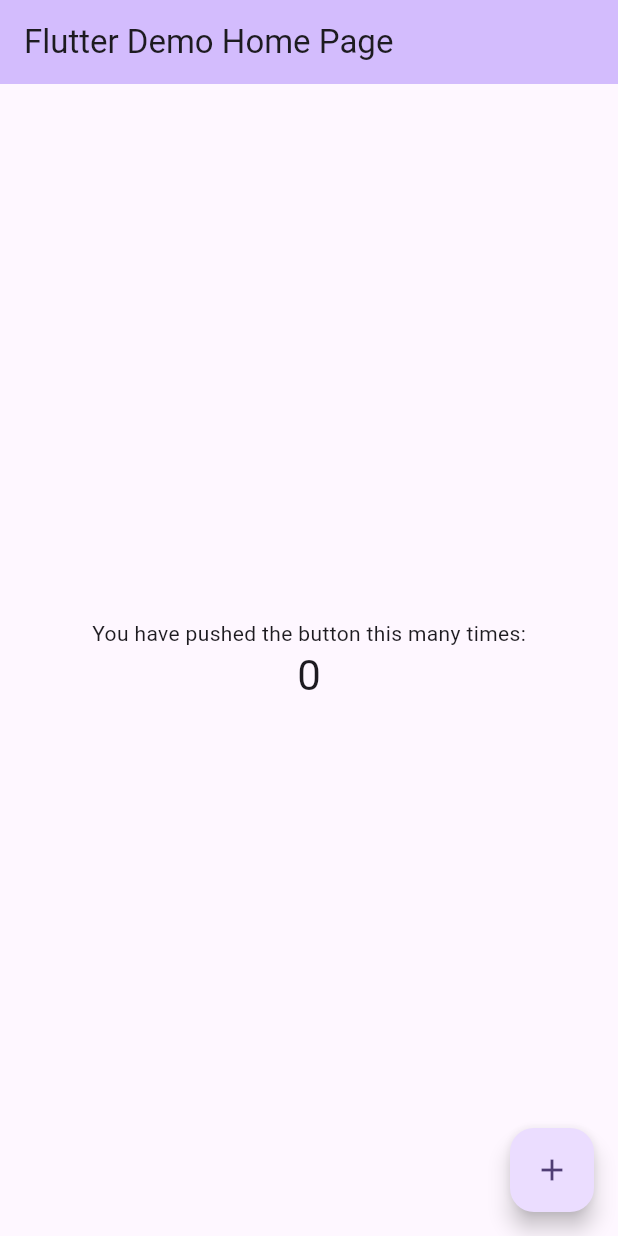
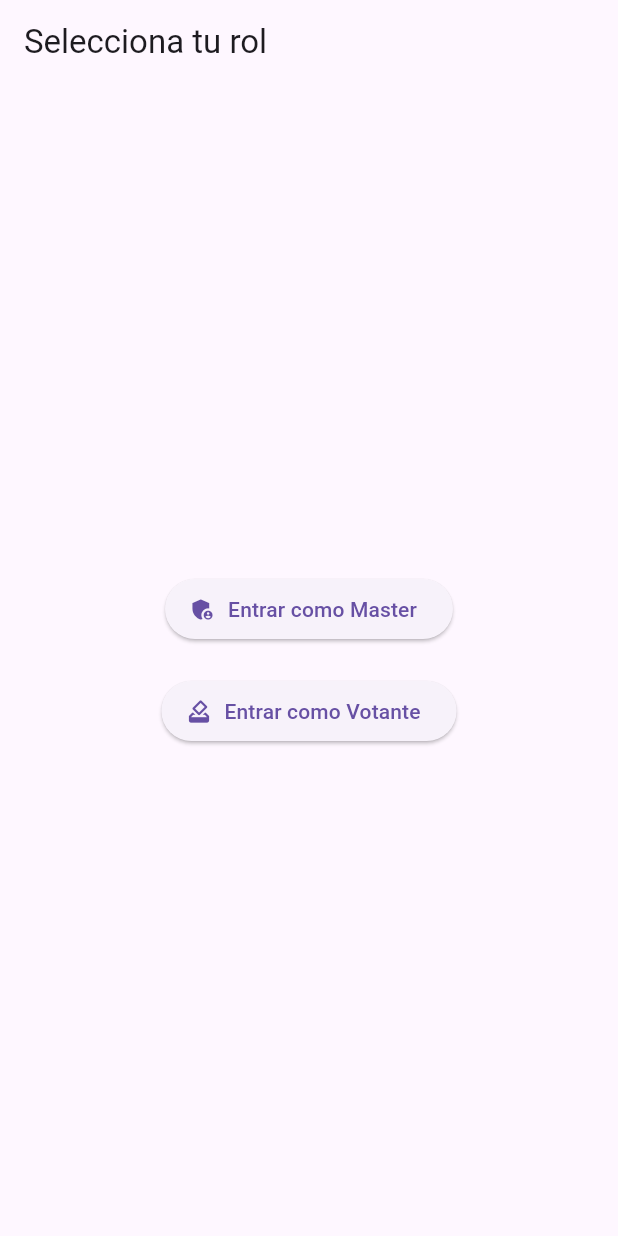
Before and after one commit to ciriandev/VotacionLocalApp, a Flutter app: the screen it shows after launch, on a phone screen of 412 x 824 dp. Run offline on Flutter 3.47's test engine with Material 3 defaults, Android fonts, the phone set to English and light mode, and no system bars.

Commit message:
Añadir pantallas de Master y Votante, y modelo VotingOption

```diff
--- a/lib/main.dart
+++ b/lib/main.dart
@@ -1,122 +1,29 @@
 import 'package:flutter/material.dart';
+import 'screens/role_selection_screen.dart';
+import 'screens/master_screen.dart';
+import 'screens/voter_screen.dart';
 
 void main() {
-  runApp(const MyApp());
+  runApp(const VotacionApp());
 }
 
-class MyApp extends StatelessWidget {
-  const MyApp({super.key});
+class VotacionApp extends StatelessWidget {
+  const VotacionApp({super.key});
 
-  // This widget is the root of your application.
   @override
   Widget build(BuildContext context) {
     return MaterialApp(
-      title: 'Flutter Demo',
+      title: 'Votación Local',
       theme: ThemeData(
-        // This is the theme of your application.
-        //
-        // TRY THIS: Try running your application with "flutter run". You'll see
-        // the application has a purple toolbar. Then, without quitting the app,
-        // try changing the seedColor in the colorScheme below to Colors.green
-        // and then invoke "hot reload" (save your changes or press the "hot
-        // reload" button in a Flutter-supported IDE, or press "r" if you used
-        // the command line to start the app).
-        //
-        // Notice that the counter didn't reset back to zero; the application
-        // state is not lost during the reload. To reset the state, use hot
-        // restart instead.
-        //
-        // This works for code too, not just values: Most code changes can be
-        // tested with just a hot reload.
-        colorScheme: ColorScheme.fromSeed(seedColor: Colors.deepPurple),
+        primarySwatch: Colors.indigo,
+        useMaterial3: true,
       ),
-      home: const MyHomePage(title: 'Flutter Demo Home Page'),
+      initialRoute: '/',
+      routes: {
+        '/': (context) => const RoleSelectionScreen(),
+        '/master': (context) => const MasterScreen(),
+        '/voter': (context) => const VoterScreen(),
+      },
     );
   }
 }
-
-class MyHomePage extends StatefulWidget {
-  const MyHomePage({super.key, required this.title});
-
-  // This widget is the home page of your application. It is stateful, meaning
-  // that it has a State object (defined below) that contains fields that affect
-  // how it looks.
-
-  // This class is the configuration for the state. It holds the values (in this
-  // case the title) provided by the parent (in this case the App widget) and
-  // used by the build method of the State. Fields in a Widget subclass are
-  // always marked "final".
-
-  final String title;
-
-  @override
-  State<MyHomePage> createState() => _MyHomePageState();
-}
-
-class _MyHomePageState extends State<MyHomePage> {
-  int _counter = 0;
-
-  void _incrementCounter() {
-    setState(() {
-      // This call to setState tells the Flutter framework that something has
-      // changed in this State, which causes it to rerun the build method below
-      // so that the display can reflect the updated values. If we changed
-      // _counter without calling setState(), then the build method would not be
-      // called again, and so nothing would appear to happen.
-      _counter++;
-    });
-  }
-
-  @override
-  Widget build(BuildContext context) {
-    // This method is rerun every time setState is called, for instance as done
-    // by the _incrementCounter method above.
-    //
-    // The Flutter framework has been optimized to make rerunning build methods
-    // fast, so that you can just rebuild anything that needs updating rather
-    // than having to individually change instances of widgets.
-    return Scaffold(
-      appBar: AppBar(
-        // TRY THIS: Try changing the color here to a specific color (to
-        // Colors.amber, perhaps?) and trigger a hot reload to see the AppBar
-        // change color while the other colors stay the same.
-        backgroundColor: Theme.of(context).colorScheme.inversePrimary,
-        // Here we take the value from the MyHomePage object that was created by
-        // the App.build method, and use it to set our appbar title.
-        title: Text(widget.title),
-      ),
-      body: Center(
-        // Center is a layout widget. It takes a single child and positions it
-        // in the middle of the parent.
-        child: Column(
-          // Column is also a layout widget. It takes a list of children and
-          // arranges them vertically. By default, it sizes itself to fit its
-          // children horizontally, and tries to be as tall as its parent.
-          //
-          // Column has various properties to control how it sizes itself and
-          // how it positions its children. Here we use mainAxisAlignment to
-          // center the children vertically; the main axis here is the vertical
-          // axis because Columns are vertical (the cross axis would be
-          // horizontal).
-          //
-          // TRY THIS: Invoke "debug painting" (choose the "Toggle Debug Paint"
-          // action in the IDE, or press "p" in the console), to see the
-          // wireframe for each widget.
-          mainAxisAlignment: MainAxisAlignment.center,
-          children: <Widget>[
-            const Text('You have pushed the button this many times:'),
-            Text(
-              '$_counter',
-              style: Theme.of(context).textTheme.headlineMedium,
-            ),
-          ],
-        ),
-      ),
-      floatingActionButton: FloatingActionButton(
-        onPressed: _incrementCounter,
-        tooltip: 'Increment',
-        child: const Icon(Icons.add),
-      ), // This trailing comma makes auto-formatting nicer for build methods.
-    );
-  }
-}
--- /dev/null
+++ b/lib/screens/role_selection_screen.dart
@@ -0,0 +1,30 @@
+import 'package:flutter/material.dart';
+
+class RoleSelectionScreen extends StatelessWidget {
+  const RoleSelectionScreen({super.key});
+
+  @override
+  Widget build(BuildContext context) {
+    return Scaffold(
+      appBar: AppBar(title: const Text('Selecciona tu rol')),
+      body: Center(
+        child: Column(
+          mainAxisAlignment: MainAxisAlignment.center,
+          children: [
+            ElevatedButton.icon(
+              icon: const Icon(Icons.admin_panel_settings),
+              label: const Text('Entrar como Master'),
+              onPressed: () => Navigator.pushNamed(context, '/master'),
+            ),
+            const SizedBox(height: 20),
+            ElevatedButton.icon(
+              icon: const Icon(Icons.how_to_vote),
+              label: const Text('Entrar como Votante'),
+              onPressed: () => Navigator.pushNamed(context, '/voter'),
+            ),
+          ],
+        ),
+      ),
+    );
+  }
+}
```
Also changed, not shown: lib/models/voting_option.dart (added, +19 -0 lines), lib/screens/master_screen.dart (added, +98 -0 lines), lib/screens/voter_screen.dart (added, +88 -0 lines), 1 other file.
